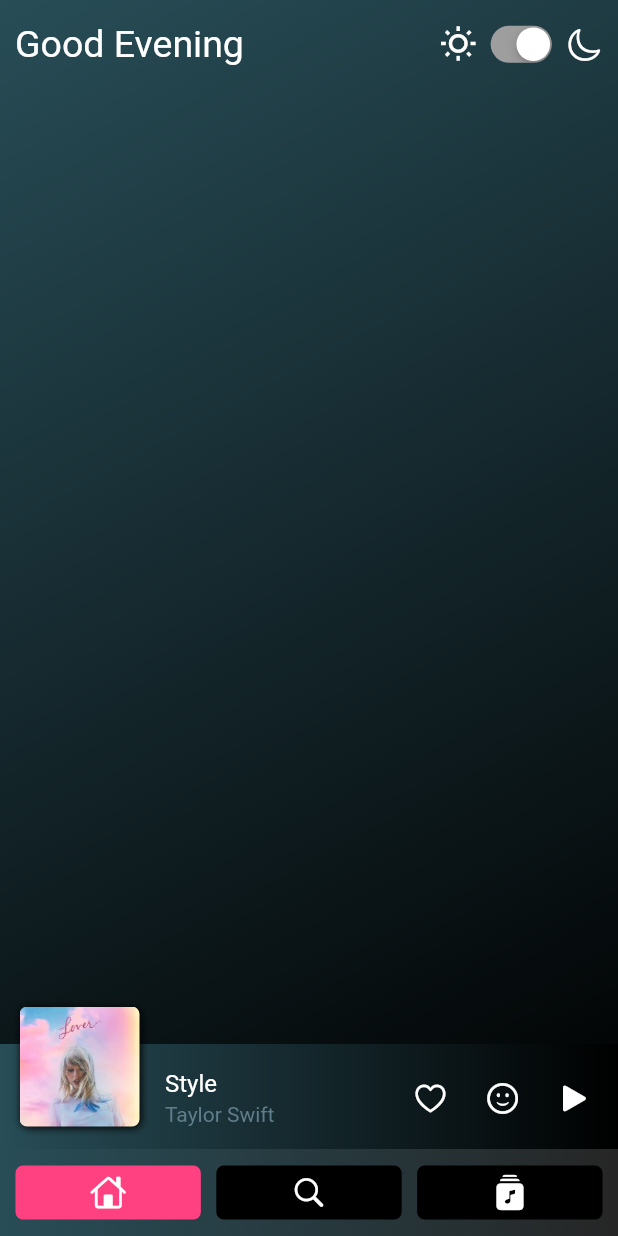
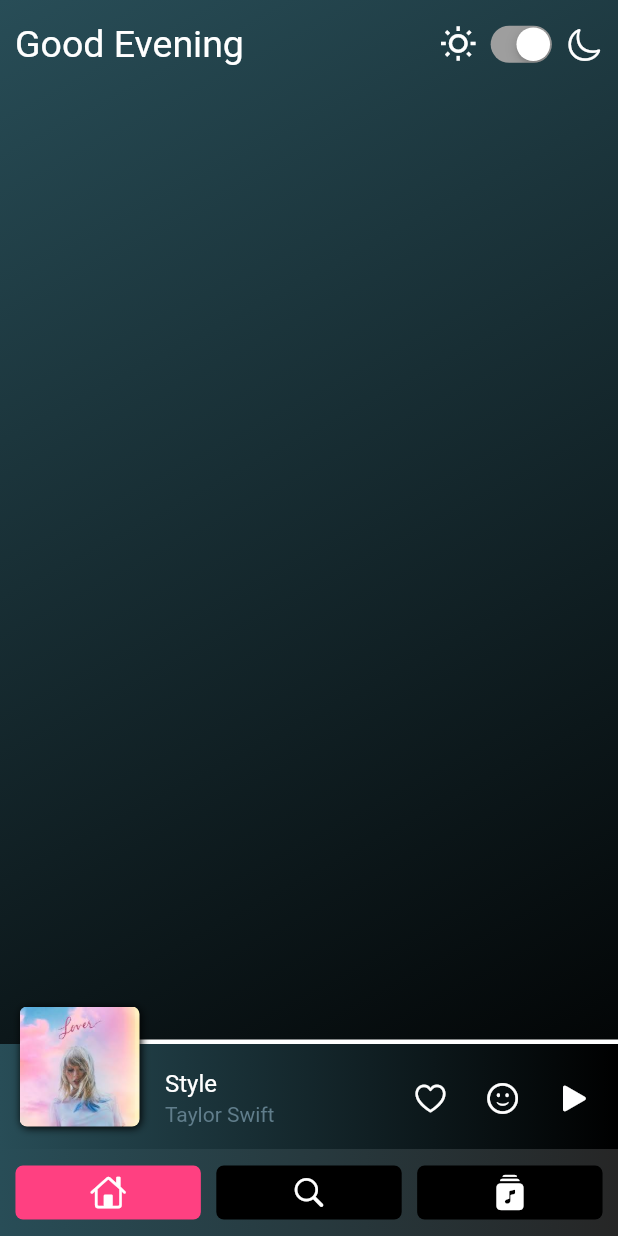
Before and after one commit to cgarg4923/emotion_music_app, a Flutter app: the screen it shows after launch, on a phone screen of 412 x 824 dp. Run offline on Flutter 3.47's test engine with Material 2 defaults, Android fonts, the phone set to English and light mode, and no system bars.

```diff
--- a/emotion_app/lib/main.dart
+++ b/emotion_app/lib/main.dart
@@ -115,6 +115,18 @@ class _MyAppState extends State<MyApp> with SingleTickerProviderStateMixin {
                 child: Stack(
                   clipBehavior: Clip.none,
                   children: [
+                    Column(
+                      children: [
+                        Padding(
+                          padding: const EdgeInsets.only(left: 85.0),
+                          child: LinearProgressIndicator(
+                            minHeight: 3,
+                            value: animation.value,
+                            valueColor: AlwaysStoppedAnimation<Color>(
+                                Colors.pinkAccent),
+                            backgroundColor: Colors.white,
+                          ),
+                        ),
                         ListTileTheme(
                           //tileColor: Color(0xFF274A53),
                           contentPadding: EdgeInsets.only(left: 110, right: 5),
@@ -152,7 +164,8 @@ class _MyAppState extends State<MyApp> with SingleTickerProviderStateMixin {
                                       color: i ? Colors.black : Colors.white),
                                   IconButton(
                                       icon: Icon(CupertinoIcons.smiley,
-                                      color: i ? Colors.black : Colors.white),
+                                          color:
+                                              i ? Colors.black : Colors.white),
                                       onPressed: () {}),
                                   IconButton(
                                     icon: Icon(
@@ -175,6 +188,8 @@ class _MyAppState extends State<MyApp> with SingleTickerProviderStateMixin {
                               ),
                             ),
                           ),
+                        ),
+                      ],
                     ),
                     Positioned(
                       left: 13,
--- a/emotion_app/pubspec.yaml
+++ b/emotion_app/pubspec.yaml
@@ -27,6 +27,7 @@ dependencies:
   # The following adds the Cupertino Icons font to your application.
   # Use with the CupertinoIcons class for iOS style icons.
   cupertino_icons: ^1.0.0
+  assets_audio_player: ^2.0.13+8
 
 
 
```
Also changed, not shown: emotion_app/pubspec.lock. Lines whose indentation alone changed are shown as unchanged.
